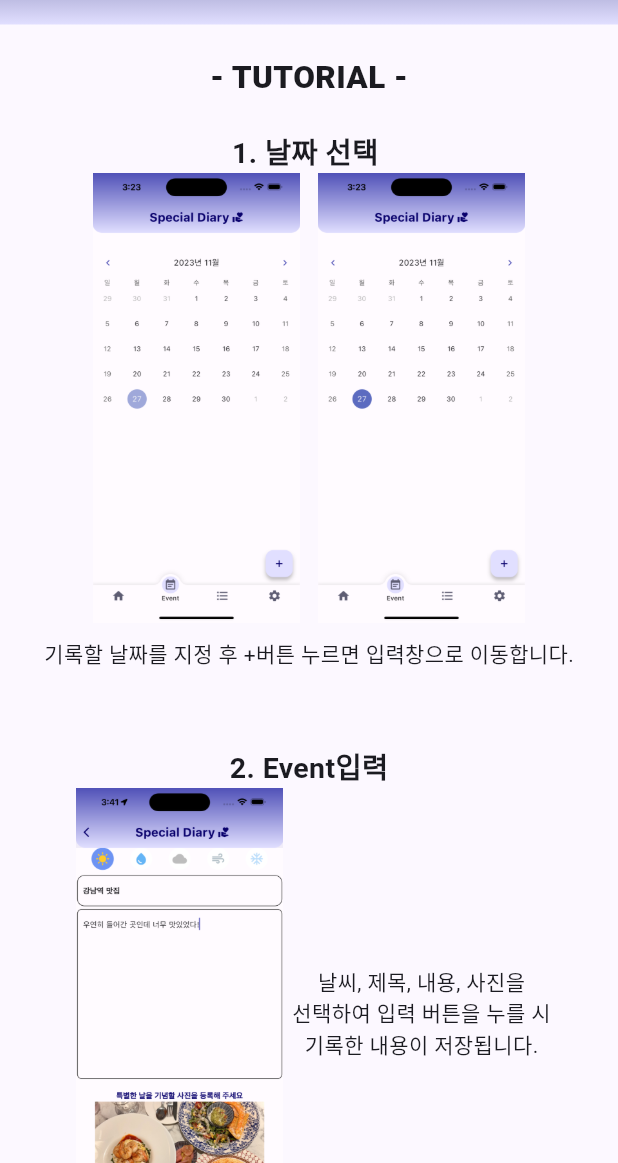
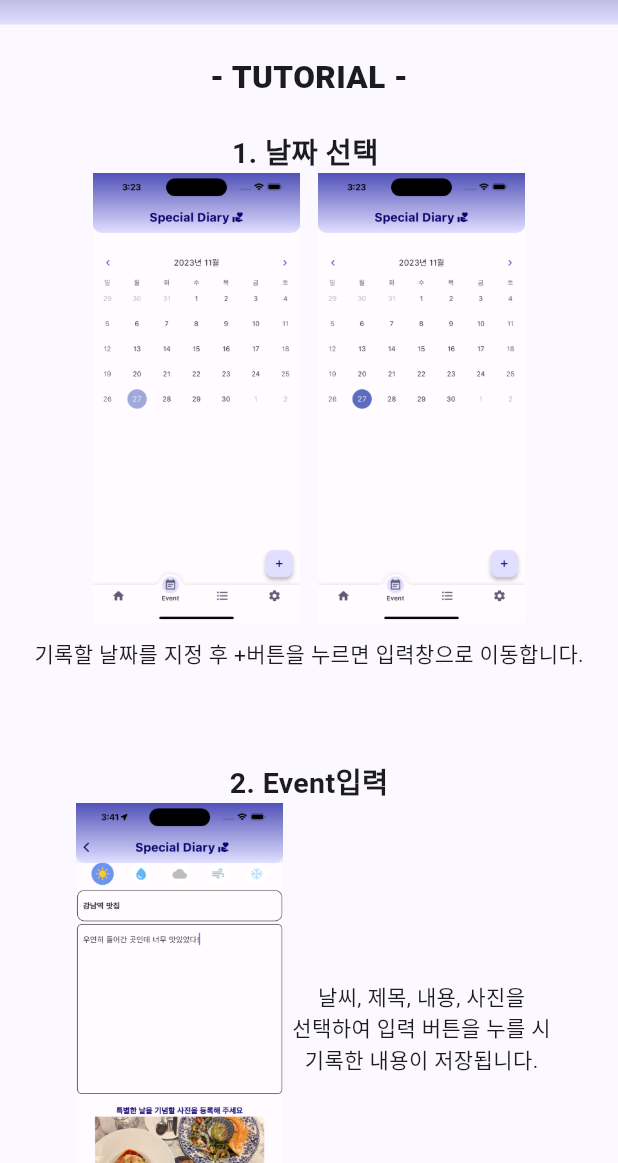
Before and after one commit to seolaox/special-diary, a Flutter app: the Tutorial screen opened directly, on a phone screen of 412 x 824 dp, the part 73-1236 px from its top. Run offline on Flutter 3.47's test engine with Material 2 defaults, Android fonts, the phone set to English and light mode, and no system bars; our stand-ins replace flutter_map, flutter_slidable, geolocator, get, image_picker, latlong2 and 3 more; accounts and stored records are empty.

Commit message:
튜토리얼 끝

```diff
--- a/special_diary/lib/eventinsert.dart
+++ b/special_diary/lib/eventinsert.dart
@@ -417,7 +417,9 @@ class _EventInsertState extends State<EventInsert> {
         middleText: '입력이 완료되었습니다.',
         middleTextStyle: TextStyle(fontWeight: FontWeight.bold,fontSize: 15),
         barrierDismissible: false,
-        backgroundColor: Color.fromARGB(255, 174, 160, 221),
+        backgroundColor: Color.fromARGB(255, 210, 220, 255),
+        // backgroundColor: Color.fromARGB(255, 210, 220, 255),
+        // backgroundColor: Color.fromARGB(255, 255, 210, 226),
         actions: [
           TextButton(
               onPressed: () {
--- a/special_diary/lib/eventupdate.dart
+++ b/special_diary/lib/eventupdate.dart
@@ -372,7 +372,7 @@ class _EventUpdateState extends State<EventUpdate> {
         middleText: '수정이 완료되었습니다.',
         middleTextStyle: TextStyle(fontWeight: FontWeight.bold,fontSize: 15),
         barrierDismissible: false,
-        backgroundColor: Color.fromARGB(255, 210, 220, 255),
+        backgroundColor: Color.fromARGB(255, 200, 183, 255),
         actions: [
           TextButton(
               onPressed: () {
--- a/special_diary/lib/memopage.dart
+++ b/special_diary/lib/memopage.dart
@@ -237,7 +237,8 @@ class _MemoPageState extends State<MemoPage> {
         middleText: '입력이 완료되었습니다.',
         middleTextStyle: TextStyle(fontWeight: FontWeight.bold,fontSize: 15),
         barrierDismissible: false,
-        backgroundColor: Color.fromARGB(255, 200, 183, 255),
+        // backgroundColor: Color.fromARGB(255, 200, 183, 255),
+        backgroundColor: Color.fromARGB(255, 247, 228, 162),
         actions: [
           TextButton(
               onPressed: () {
@@ -343,8 +344,7 @@ class _MemoPageState extends State<MemoPage> {
         middleText: '수정이 완료되었습니다.',
         middleTextStyle: TextStyle(fontWeight: FontWeight.bold,fontSize: 15),
         barrierDismissible: false,
-        // backgroundColor:const Color.fromARGB(255, 255, 210, 226),
-        backgroundColor:Color.fromARGB(255, 210, 220, 255),
+        backgroundColor:const Color.fromARGB(255, 255, 210, 226),
         actions: [
           TextButton(
               onPressed: () {
--- a/special_diary/lib/tutorial.dart
+++ b/special_diary/lib/tutorial.dart
@@ -49,8 +49,8 @@ class _TutorialState extends State<Tutorial> {
                 ],
               ),
               SizedBox(height: 10,),
-              Text('기록할 날짜를 지정 후 +버튼 누르면 입력창으로 이동합니다.',),
-              SizedBox(height: 50,),
+              Text('기록할 날짜를 지정 후 +버튼을 누르면 입력창으로 이동합니다.',),
+              SizedBox(height: 60,),
               Text('2. Event입력',style: TextStyle(fontSize: 19,fontWeight: FontWeight.w700),),
               Row(
                     mainAxisAlignment: MainAxisAlignment.center,
@@ -67,7 +67,7 @@ class _TutorialState extends State<Tutorial> {
                 ],
               ),
 
-              SizedBox(height: 50,),
+              SizedBox(height: 60,),
               Text('3. Home화면',style: TextStyle(fontSize: 19,fontWeight: FontWeight.w700),),
                 Row(
                 mainAxisAlignment: MainAxisAlignment.center,
@@ -79,17 +79,28 @@ class _TutorialState extends State<Tutorial> {
               SizedBox(height: 10,),
               Text('앱을 실행할 때 구성되는 첫 화면입니다.'),
               Text('입력한 내용을 검색하면 키워드 검색으로 해당 기록물만 띄워줍니다.'),
-              SizedBox(height: 40,),
+              SizedBox(height: 50,),
                 Row(
                 mainAxisAlignment: MainAxisAlignment.center,
                 children: [
               Image.asset('images/eventupdate.png',width: 150,height: 300,),
-              Image.asset('images/eventdelete.png',width: 150,height: 300,),
+              Image.asset('images/eventdatepick.png',width: 150,height: 300,),
                 ],
               ),
               SizedBox(height: 10,),
-              Text('해당 카드를 오른쪽으로 밀면 수정, 왼쪽으로 밀면 삭제할 수 있습니다.'),
+              Text('해당 카드를 오른쪽으로 밀고 edit를 클릭 시 수정 페이지로 이동합니다.'),
+              Text('날짜,날씨,제목,내용,사진등을 변경할 수 있습니다.'),
               SizedBox(height: 50,),
+                Row(
+                mainAxisAlignment: MainAxisAlignment.center,
+                children: [
+              Image.asset('images/eventdelete.png',width: 150,height: 300,),
+              Image.asset('images/deleteshow.png',width: 150,height: 300,),
+                ],
+              ),
+              SizedBox(height: 10,),
+              Text('해당 카드를 왼쪽으로 밀고 delete를 클릭 시 삭제할 수 있습니다.'),
+              SizedBox(height: 60,),
               Text('4. Map 화면',style: TextStyle(fontSize: 19,fontWeight: FontWeight.w700),),
                     Row(
                     mainAxisAlignment: MainAxisAlignment.center,
@@ -105,7 +116,7 @@ class _TutorialState extends State<Tutorial> {
                   ),
                 ],
               ),
-              SizedBox(height: 50,),
+              SizedBox(height: 60,),
               Text('5. Memo입력',style: TextStyle(fontSize: 19,fontWeight: FontWeight.w700),),
                 Row(
                 mainAxisAlignment: MainAxisAlignment.center,
@@ -118,6 +129,17 @@ class _TutorialState extends State<Tutorial> {
               SizedBox(height: 10,),
               Text('+버튼 누르면 입력창을 띄웁니다.'),
               Text('해당 카드를 오른쪽으로 밀면 수정, 왼쪽으로 밀면 삭제할 수 있습니다.'),
+              SizedBox(height: 50,),
+              Text('6. Theme 변경',style: TextStyle(fontSize: 19,fontWeight: FontWeight.w700),),
+                Row(
+                mainAxisAlignment: MainAxisAlignment.center,
+                children: [
+              Image.asset('images/lighttheme.png',width: 150,height: 300,),
+              Image.asset('images/darktheme.png',width: 150,height: 300,),
+                ],
+              ),
+              SizedBox(height: 10,),
+              Text('해, 달 이모티콘을 누를 시 테마 변경이 가능합니다.'),
               SizedBox(height: 70,),
 
 
```
